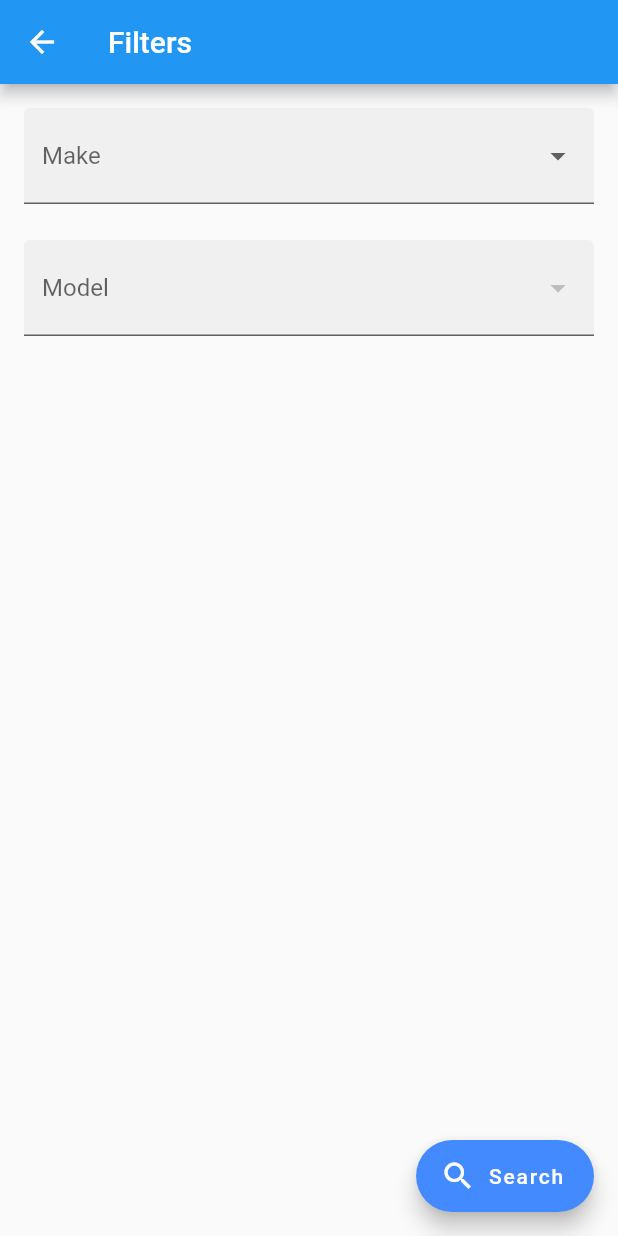
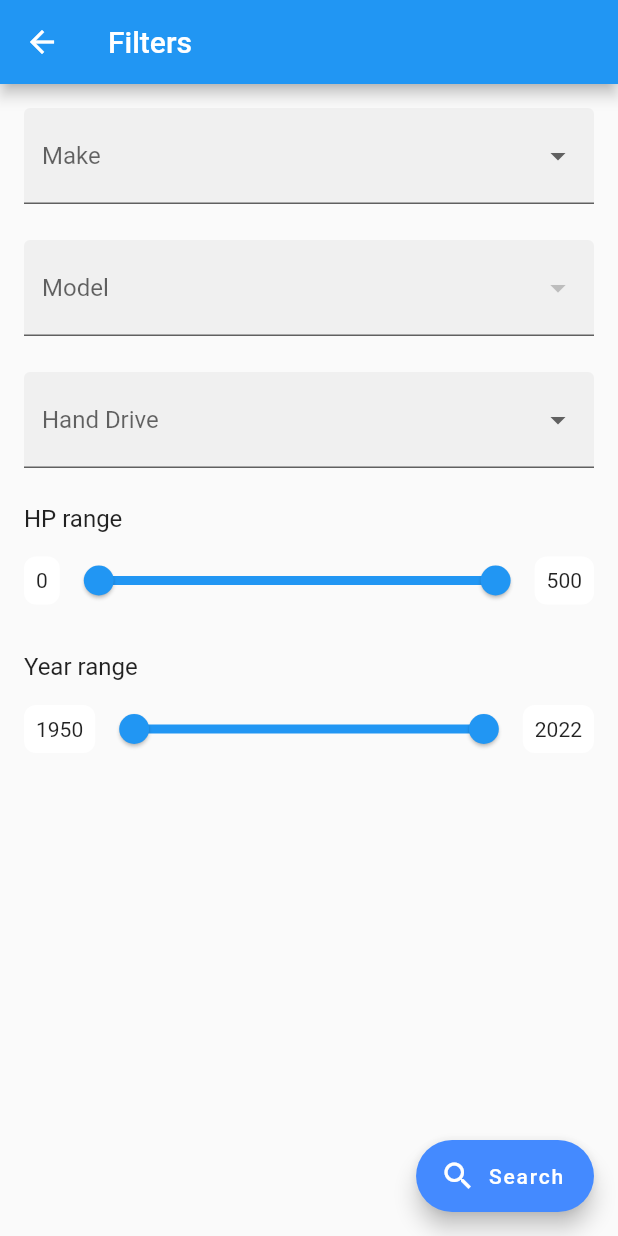
Before and after one commit to Pyozer/CarManager, a Flutter app: the screen it shows after launch, after a tap on "Filters", on a phone screen of 412 x 824 dp. Run offline on Flutter 3.47's test engine with Material 2 defaults, Android fonts, the phone set to English and light mode, and no system bars; our stand-ins replace cached_network_image, cloud_firestore, firebase_core, firebase_storage, flutter_svg, geocoding and 5 more; accounts and stored records are empty; generated files the repository leaves out were written again; network calls fail.

Commit message:
feat(ui): Add filters and improve car detail screen

```diff
--- a/lib/src/modules/car/car_list.view.dart
+++ b/lib/src/modules/car/car_list.view.dart
@@ -9,6 +9,7 @@ import '../settings/settings.view.dart';
 import '../settings/settings_cars.controller.dart';
 import 'car_add.view.dart';
 import 'car_archive_list.view.dart';
+import 'model/car.model.dart';
 import 'widget/car_card.widget.dart';
 
 class CarListView extends StatefulWidget {
@@ -25,6 +26,31 @@ class _CarListViewState extends State<CarListView> {
 
   Future<void> _onRefresh() {
     return context.read<SettingsCarsController>().load();
+  }
+
+  bool _isMatchingFilter(Car car) {
+    // if (_filters.make != null && _filters.make! != car.make) {
+    //   return false;
+    // }
+    // if (_filters.model != null && _filters.model! != car.model) {
+    //   return false;
+    // }
+    if (_filters.minYear != null && _filters.minYear! > car.year) {
+      return false;
+    }
+    if (_filters.maxYear != null && _filters.maxYear! < car.year) {
+      return false;
+    }
+    if (_filters.minHP != null && _filters.minHP! > car.hp) {
+      return false;
+    }
+    if (_filters.maxHP != null && _filters.maxHP! < car.hp) {
+      return false;
+    }
+    if (_filters.handDrive != null && _filters.handDrive! != car.handDrive) {
+      return false;
+    }
+    return true;
   }
 
   Widget _buildFilters() {
@@ -44,9 +70,44 @@ class _CarListViewState extends State<CarListView> {
             ),
           if (_filters.model != null)
             Chip(
-              label: Text(_filters.model!.model),
+              label: Text(_filters.model!),
               onDeleted: () {
                 setState(() => _filters.model = null);
+              },
+            ),
+          if (_filters.handDrive != null)
+            Chip(
+              label: Text(_filters.handDrive!.name),
+              onDeleted: () {
+                setState(() => _filters.handDrive = null);
+              },
+            ),
+          if (_filters.minHP != null && _filters.minHP != 0)
+            Chip(
+              label: Text('HP ≥ ${_filters.minHP}'),
+              onDeleted: () {
+                setState(() => _filters.minHP = null);
+              },
+            ),
+          if (_filters.maxHP != null && _filters.maxHP != kMaxHP)
+            Chip(
+              label: Text('HP ≤ ${_filters.maxHP}'),
+              onDeleted: () {
+                setState(() => _filters.maxHP = null);
+              },
+            ),
+          if (_filters.minYear != null && _filters.minYear != kMinYear)
+            Chip(
+              label: Text('Year ≥ ${_filters.minYear}'),
+              onDeleted: () {
+                setState(() => _filters.minYear = null);
+              },
+            ),
+          if (_filters.maxYear != null && _filters.maxYear != kMaxYear)
+            Chip(
+              label: Text('Year ≤ ${_filters.maxYear}'),
+              onDeleted: () {
+                setState(() => _filters.maxYear = null);
               },
             ),
         ],
@@ -60,6 +121,7 @@ class _CarListViewState extends State<CarListView> {
         .watch<SettingsCarsController>()
         .cars
         .where((car) => !car.isArchive)
+        .where(_isMatchingFilter)
         .toList();
 
     return Scaffold(
@@ -100,7 +162,10 @@ class _CarListViewState extends State<CarListView> {
       ),
       floatingActionButton: FloatingActionButton.extended(
         onPressed: () async {
-          final filters = await Navigator.of(context).pushNamed<Filters>(FiltersView.routeName);
+          final filters = await Navigator.of(context).pushNamed<Filters>(
+            FiltersView.routeName,
+            arguments: FiltersViewArguments(baseFilters: _filters),
+          );
           if (filters == null || !mounted) return;
 
           setState(() => _filters = filters);
@@ -111,7 +176,22 @@ class _CarListViewState extends State<CarListView> {
       ),
       body: RefreshIndicator(
         onRefresh: _onRefresh,
-        child: ListView.builder(
+        child: cars.isEmpty
+            ? Column(
+                crossAxisAlignment: CrossAxisAlignment.stretch,
+                children: [
+                  _buildFilters(),
+                  Expanded(
+                    child: Center(
+                      child: Text(
+                        'No cars found 😱',
+                        style: Theme.of(context).textTheme.headlineSmall,
+                      ),
+                    ),
+                  ),
+                ],
+              )
+            : ListView.builder(
                 padding: EdgeInsets.only(
                   bottom: MediaQuery.of(context).paddingAboveFAB,
                 ),
--- a/lib/src/modules/car/model/car.model.dart
+++ b/lib/src/modules/car/model/car.model.dart
@@ -4,7 +4,28 @@ import 'package:intl/intl.dart';
 import '../../../utils/extensions/number.extension.dart';
 import 'car_location.model.dart';
 
-enum HandDrive { left, right }
+enum HandDrive {
+  lhd,
+  rhd;
+
+  String get name {
+    switch (this) {
+      case HandDrive.lhd:
+        return 'LHD';
+      case HandDrive.rhd:
+        return 'RHD';
+    }
+  }
+
+  String get rawName {
+    switch (this) {
+      case HandDrive.lhd:
+        return 'lhd';
+      case HandDrive.rhd:
+        return 'rhd';
+    }
+  }
+}
 
 class Car {
   final String uuid;
@@ -57,10 +78,6 @@ class Car {
     return NumberFormat.currency(decimalDigits: 0, symbol: '€').format(price);
   }
 
-  String get displayHandDrive {
-    return handDrive == HandDrive.right ? 'RHD' : 'LHD';
-  }
-
   factory Car.fromJson(dynamic data) {
     return Car(
       uuid: data['uuid'],
@@ -73,8 +90,8 @@ class Car {
       hp: data['hp'],
       price: data['price'],
       handDrive: HandDrive.values.firstWhere(
-        (v) => v.name == data['handDrive'],
-        orElse: () => HandDrive.left,
+        (v) => v.rawName == data['handDrive'],
+        orElse: () => HandDrive.lhd,
       ),
       isSold: data['isSold'],
       isArchive: data['isArchive'],
@@ -102,7 +119,7 @@ class Car {
       'month': month,
       'hp': hp,
       'price': price,
-      'handDrive': handDrive.name,
+      'handDrive': handDrive.rawName,
       'isSold': isSold,
       'isArchive': isArchive,
       'adUrl': adUrl,
--- a/lib/src/modules/car/widget/car_card.widget.dart
+++ b/lib/src/modules/car/widget/car_card.widget.dart
@@ -50,7 +50,7 @@ class CarCard extends StatelessWidget {
                     Text(car.title, style: textTheme.titleSmall),
                     const SizedBox(height: 8),
                     Text(
-                      '${car.displayDate} - ${car.displayKMs} - ${car.displayHandDrive}',
+                      '${car.displayDate} - ${car.displayKMs} - ${car.handDrive.name}',
                       style: textTheme.bodySmall,
                     ),
                     const SizedBox(height: 16),
--- a/lib/src/modules/car/widget/car_detail_info.widget.dart
+++ b/lib/src/modules/car/widget/car_detail_info.widget.dart
@@ -38,12 +38,12 @@ class CarDetailInfo extends StatelessWidget {
             children: [
               Padding(
                 padding: const EdgeInsets.fromLTRB(16.0, 16.0, 16.0, 0.0),
-                child: Text(title, style: textTheme.bodySmall),
+                child: Text(title, style: textTheme.bodySmall!.copyWith(fontWeight: FontWeight.w700)),
               ),
-              const SizedBox(height: 8),
+              const SizedBox(height: 12.0),
               Padding(
                 padding: const EdgeInsets.fromLTRB(16.0, 0.0, 16.0, 16.0),
-                child: Text(content, style: textTheme.titleSmall),
+                child: Text(content, style: textTheme.bodyMedium),
               ),
               if (footer != null) footer!,
             ],
--- a/lib/src/modules/filters/filters.view.dart
+++ b/lib/src/modules/filters/filters.view.dart
@@ -2,8 +2,13 @@ import 'dart:convert';
 
 import 'package:flutter/material.dart';
 
+import '../car/model/car.model.dart';
 import 'models/filters.model.dart';
+import 'widget/filter_range.widget.dart';
 
+const kMaxHP = 500.0;
+const kMinYear = 1950.0;
+final kMaxYear = DateTime.now().year.toDouble();
 
 class FiltersViewArguments {
   final Filters? baseFilters;
@@ -23,6 +28,8 @@ class FiltersView extends StatefulWidget {
 }
 
 class _FiltersViewState extends State<FiltersView> {
+  RangeValues _hpRangeValues = const RangeValues(0, kMaxHP);
+  RangeValues _yearRangeValues = RangeValues(kMinYear, kMaxYear);
   Filters _filters = Filters();
 
   @override
@@ -33,6 +40,14 @@ class _FiltersViewState extends State<FiltersView> {
         jsonDecode(jsonEncode(widget.baseFilters!.toJson())),
       );
     }
+    _hpRangeValues = RangeValues(
+      _filters.minHP?.toDouble() ?? 0,
+      _filters.maxHP?.toDouble() ?? kMaxHP,
+    );
+    _yearRangeValues = RangeValues(
+      _filters.minYear?.toDouble() ?? kMinYear,
+      _filters.maxYear?.toDouble() ?? kMaxYear,
+    );
   }
 
   @override
@@ -65,7 +80,7 @@ class _FiltersViewState extends State<FiltersView> {
               label: Text('Make'),
               filled: true,
             ),
-            items: kCarMakes
+            items: CarMake.values
                 .map((make) => DropdownMenuItem(
                       value: make,
                       child: Row(
@@ -84,7 +99,7 @@ class _FiltersViewState extends State<FiltersView> {
                 .toList(),
           ),
           const SizedBox(height: 24.0),
-          DropdownButtonFormField<Car>(
+          DropdownButtonFormField<String>(
             value: _filters.model,
             onChanged: (model) => setState(() => _filters.model = model!),
             isExpanded: true,
@@ -95,10 +110,71 @@ class _FiltersViewState extends State<FiltersView> {
             items: kCars
                 .where((car) => car.make == _filters.make)
                 .map((car) => DropdownMenuItem(
-                      value: car,
+                      value: car.model,
                       child: Text(car.model),
                     ))
                 .toList(),
+          ),
+          const SizedBox(height: 24.0),
+          DropdownButtonFormField<HandDrive>(
+            value: _filters.handDrive,
+            onChanged: (handDrive) =>
+                setState(() => _filters.handDrive = handDrive!),
+            isExpanded: true,
+            decoration: const InputDecoration(
+              label: Text('Hand Drive'),
+              filled: true,
+            ),
+            items: HandDrive.values
+                .map((handDrive) => DropdownMenuItem(
+                      value: handDrive,
+                      child: Text(handDrive.name.toUpperCase()),
+                    ))
+                .toList(),
+          ),
+          const SizedBox(height: 24.0),
+          FilterRange(
+            title: 'HP range',
+            values: _hpRangeValues,
+            slider: RangeSlider(
+              values: _hpRangeValues,
+              min: 0,
+              max: kMaxHP,
+              divisions: 50,
+              labels: RangeLabels(
+                _hpRangeValues.start.toInt().toString(),
+                _hpRangeValues.end.toInt().toString(),
+              ),
+              onChanged: (RangeValues values) {
+                setState(() {
+                  _hpRangeValues = values;
+                  _filters.minHP = values.start.toInt();
+                  _filters.maxHP = values.end.toInt();
+                });
+              },
+            ),
+          ),
+          const SizedBox(height: 24.0),
+          FilterRange(
+            title: 'Year range',
+            values: _yearRangeValues,
+            slider: RangeSlider(
+              values: _yearRangeValues,
+              min: kMinYear,
+              max: kMaxYear,
+              divisions: (kMaxYear - kMinYear).toInt(),
+              labels: RangeLabels(
+                _yearRangeValues.start.toInt().toString(),
+                _yearRangeValues.end.toInt().toString(),
+              ),
+              onChanged: (RangeValues values) {
+                setState(() {
+                  _yearRangeValues = values;
+                  _filters.minYear = values.start.toInt();
+                  _filters.maxYear = values.end.toInt();
+                });
+              },
+            ),
           ),
         ],
       ),
--- a/lib/src/modules/filters/models/filters.model.dart
+++ b/lib/src/modules/filters/models/filters.model.dart
@@ -2,45 +2,68 @@ import 'package:collection/collection.dart';
 
 import '../../car/model/car.model.dart';
 
-class CarMake {
-  final String name;
-  final String logo;
+enum CarMake {
+  bmw,
+  lotus,
+  porsche,
+  volvo;
 
-  const CarMake(this.name, this.logo);
+  static CarMake? fromName(String? name) {
+    if (name == 'BMW') return CarMake.bmw;
+    if (name == 'Lotus') return CarMake.lotus;
+    if (name == 'Porsche') return CarMake.porsche;
+    if (name == 'Volvo') return CarMake.volvo;
+    return null;
+  }
+
+  String get name {
+    switch (this) {
+      case CarMake.bmw:
+        return 'BMW';
+      case CarMake.lotus:
+        return 'Lotus';
+      case CarMake.porsche:
+        return 'Porsche';
+      case CarMake.volvo:
+        return 'Volvo';
+    }
+  }
+
+  String get logo {
+    switch (this) {
+      case CarMake.bmw:
+        return 'https://raw.githubusercontent.com/filippofilip95/car-logos-dataset/master/logos/optimized/bmw.png';
+      case CarMake.lotus:
+        return 'http://www.logo-voiture.com/wp-content/uploads/2021/01/Lotus-logo-2019-1800x1800-grand.png';
+      case CarMake.porsche:
+        return 'http://assets.stickpng.com/images/580b585b2edbce24c47b2cac.png';
+      case CarMake.volvo:
+        return 'https://upload.wikimedia.org/wikipedia/commons/3/3c/Volvo_Trucks_Logo.png';
+    }
+  }
 }
 
-class Car {
+class FilterCar {
   final CarMake make;
   final String model;
 
-  const Car(this.make, this.model);
+  const FilterCar(this.make, this.model);
 }
 
-const kCarMakes = <CarMake>[
-  CarMake('BMW',
-      'https://raw.githubusercontent.com/filippofilip95/car-logos-dataset/master/logos/optimized/bmw.png'),
-  CarMake('Lotus',
-      'http://www.logo-voiture.com/wp-content/uploads/2021/01/Lotus-logo-2019-1800x1800-grand.png'),
-  CarMake('Porsche',
-      'http://assets.stickpng.com/images/580b585b2edbce24c47b2cac.png'),
-  CarMake('Volvo',
-      'https://upload.wikimedia.org/wikipedia/commons/3/3c/Volvo_Trucks_Logo.png'),
-];
-
-final kCars = <Car>[
-  Car(kCarMakes[0], 'M2'),
-  Car(kCarMakes[0], 'M3'),
-  Car(kCarMakes[1], 'Elise'),
-  Car(kCarMakes[1], 'Exige'),
-  Car(kCarMakes[1], 'Evora'),
-  Car(kCarMakes[2], '911 997'),
-  Car(kCarMakes[3], 'S60R'),
-  Car(kCarMakes[3], 'V70R'),
+const kCars = <FilterCar>[
+  FilterCar(CarMake.bmw, 'M2'),
+  FilterCar(CarMake.bmw, 'M3'),
+  FilterCar(CarMake.lotus, 'Elise'),
+  FilterCar(CarMake.lotus, 'Exige'),
+  FilterCar(CarMake.lotus, 'Evora'),
+  FilterCar(CarMake.porsche, '911 997'),
+  FilterCar(CarMake.volvo, 'S60R'),
+  FilterCar(CarMake.volvo, 'V70R'),
 ];
 
 class Filters {
   CarMake? _make;
-  Car? model;
+  String? model;
   int? minYear;
   int? maxYear;
   int? minHP;
@@ -79,16 +102,14 @@ class Filters {
   }
 
   factory Filters.fromJson(dynamic data) {
-    final carMake = data['make'] != null
-        ? kCarMakes.firstWhereOrNull((make) => make.name == data['make'])
-        : null;
+    final carMake = CarMake.fromName(data['make']);
     return Filters(
       make: carMake,
       model: carMake != null && data['model'] != null
           ? kCars.firstWhereOrNull(
               (car) =>
                   car.make.name == carMake.name && car.model == data['model'],
-            )
+            )?.model
           : null,
       minYear: data['minYear'],
       maxYear: data['maxYear'],
@@ -103,7 +124,7 @@ class Filters {
   Map<String, dynamic> toJson() {
     return {
       'make': make?.name,
-      'model': model?.model,
+      'model': model,
       'minYear': minYear,
       'maxYear': maxYear,
       'minHP': minHP,
--- /dev/null
+++ b/lib/src/modules/filters/widget/filter_range.widget.dart
@@ -0,0 +1,48 @@
+import 'package:flutter/material.dart';
+
+class FilterRange extends StatelessWidget {
+  final String title;
+  final RangeSlider slider;
+  final RangeValues values;
+
+  const FilterRange({
+    Key? key,
+    required this.slider,
+    required this.values,
+    required this.title,
+  }) : super(key: key);
+
+  @override
+  Widget build(BuildContext context) {
+    return Column(
+      crossAxisAlignment: CrossAxisAlignment.stretch,
+      children: [
+        Text(title, style: Theme.of(context).textTheme.titleMedium),
+        const SizedBox(height: 8.0),
+        Row(
+          children: [
+            Container(
+              decoration: BoxDecoration(
+                color: Theme.of(context).colorScheme.surface,
+                borderRadius: BorderRadius.circular(8.0),
+              ),
+              padding: const EdgeInsets.all(8.0),
+              child: Text(values.start.toInt().toString()),
+            ),
+            Expanded(
+              child: slider,
+            ),
+            Container(
+              decoration: BoxDecoration(
+                color: Theme.of(context).colorScheme.surface,
+                borderRadius: BorderRadius.circular(8.0),
+              ),
+              padding: const EdgeInsets.all(8.0),
+              child: Text(values.end.toInt().toString()),
+            ),
+          ],
+        ),
+      ],
+    );
+  }
+}
```
Also changed, not shown: lib/src/modules/car/car_add.view.dart (+2 -9 lines), lib/src/modules/car/car_details.view.dart (+54 -53 lines), pubspec.yaml (+7 -4 lines), pubspec.lock, 3 other files. Lines whose indentation alone changed are shown as unchanged.
